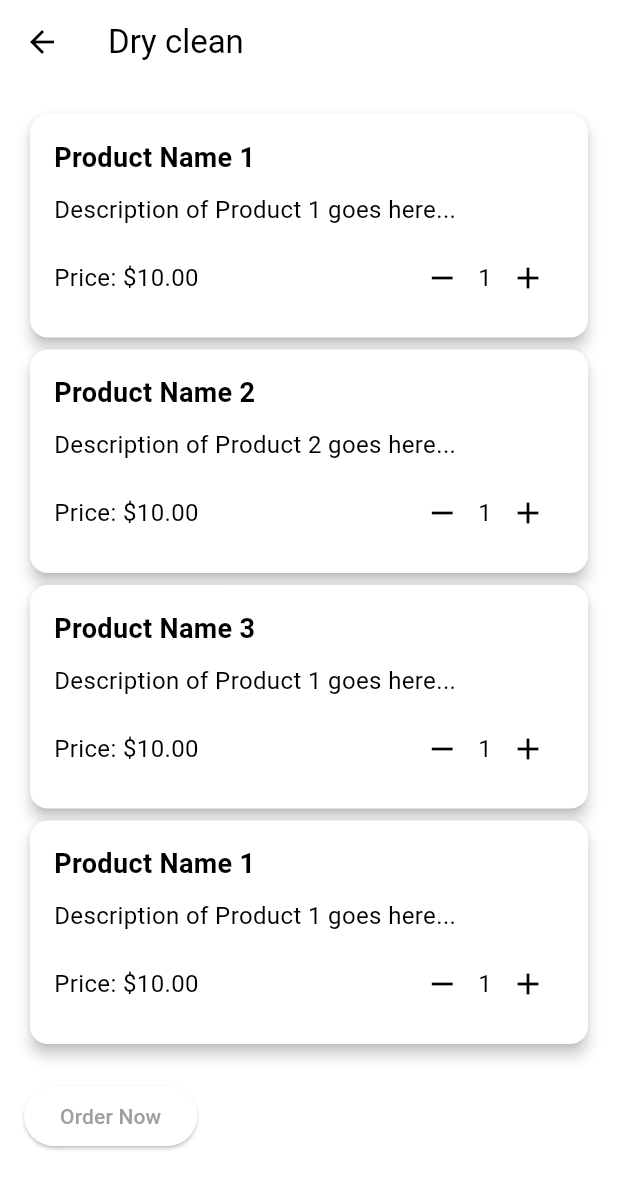
After one commit to codernoob1/wash_out, a Flutter app: the OrderDetails screen opened directly, on a phone screen of 412 x 824 dp. The commit adds this screen. Shown: the top 1189 px of the screen. Run offline on Flutter 3.47's test engine with Material 3 defaults, Android fonts, the phone set to English and light mode, and no system bars; network calls fail.

Commit message:
changes made in the pages

```diff
--- a/lib/pages/home_page.dart
+++ b/lib/pages/home_page.dart
@@ -2,6 +2,7 @@
 
 import 'package:flutter/material.dart';
 import 'package:wash_out/pages/laundry_card.dart';
+import 'package:wash_out/pages/order_details.dart';
 import 'package:wash_out/pages/order_page.dart';
 
 class HomePage extends StatefulWidget {
@@ -71,9 +72,17 @@ class _HomePageState extends State<HomePage> {
           Row(
             mainAxisAlignment: MainAxisAlignment.spaceEvenly,
             children: [
-              CategoryItem(
+              GestureDetector(
+                child: CategoryItem(
                   icon: Icons.local_laundry_service,
                   label: 'Dry Clean',
+                ),
+                onTap: () {
+                  Navigator.push(
+                    context,
+                    MaterialPageRoute(builder: (context) => OrderDetails(text: "Dry clean")),
+                  );
+                },
               ),
               CategoryItem(
                 icon: Icons.local_laundry_service,
@@ -107,14 +116,16 @@ class _HomePageState extends State<HomePage> {
                 crossAxisAlignment: CrossAxisAlignment.stretch,
                 children: [
                   LaundryShopCard(
-                name : "Meghna Laundry Shop",
-                imageUrl: 'https://img.freepik.com/premium-photo/laundry-shop-interior-with-seat-washing-machines_258219-267.jpg',
+                    name: "Meghna Laundry Shop",
+                    imageUrl:
+                        'https://img.freepik.com/premium-photo/laundry-shop-interior-with-seat-washing-machines_258219-267.jpg',
                     rating: 4.5,
                   ),
                   SizedBox(height: 20),
                   LaundryShopCard(
                     name: "Clutchy",
-                imageUrl: 'https://encrypted-tbn0.gstatic.com/images?q=tbn:ANd9GcQxLm4frhiUnraGaKr2Ip_F0xFRfk6cayeCvnuWQ_ft0g&s',
+                    imageUrl:
+                        'https://encrypted-tbn0.gstatic.com/images?q=tbn:ANd9GcQxLm4frhiUnraGaKr2Ip_F0xFRfk6cayeCvnuWQ_ft0g&s',
                     rating: 3.8,
                   ),
                   SizedBox(height: 20),
@@ -125,7 +136,6 @@ class _HomePageState extends State<HomePage> {
           ),
         ],
       ),
-
       bottomNavigationBar: BottomNavigationBar(
         items: const <BottomNavigationBarItem>[
           BottomNavigationBarItem(
@@ -144,7 +154,6 @@ class _HomePageState extends State<HomePage> {
         selectedItemColor: Colors.blue,
         currentIndex: 0,
         onTap: (int index) {
-
           switch (index) {
             case 0:
               break;
--- /dev/null
+++ b/lib/pages/order_details.dart
@@ -0,0 +1,61 @@
+// ignore_for_file: prefer_const_constructors
+
+import 'package:flutter/material.dart';
+import 'package:wash_out/pages/orderitem_card.dart';
+
+class OrderDetails extends StatefulWidget {
+  final String text;
+
+  const OrderDetails({Key? key, required this.text}) : super(key: key);
+
+  @override
+  State<OrderDetails> createState() => _OrderDetailsState();
+}
+
+class _OrderDetailsState extends State<OrderDetails> {
+  @override
+  Widget build(BuildContext context) {
+    return Scaffold(
+      appBar: AppBar(
+        title: Text(widget.text),
+      ),
+      body: Padding(
+        padding: EdgeInsets.all(16.0),
+        child: SingleChildScrollView(
+          child: Column(
+            crossAxisAlignment: CrossAxisAlignment.start,
+            children: [
+              OrderItemCard(
+                productName: 'Product Name 1',
+                description: 'Description of Product 1 goes here...',
+                price: 10.00,
+              ),
+              OrderItemCard(
+                productName: 'Product Name 2',
+                description: 'Description of Product 2 goes here...',
+                price: 10.00,
+              ),
+              OrderItemCard(
+                productName: 'Product Name 3',
+                description: 'Description of Product 1 goes here...',
+                price: 10.00,
+              ),
+              OrderItemCard(
+                productName: 'Product Name 1',
+                description: 'Description of Product 1 goes here...',
+                price: 10.00,
+              ),
+              SizedBox(height: 20),
+              ElevatedButton(
+                onPressed: () {
+                  // Implement order now functionality
+                },
+                child: Text('Order Now'),
+              ),
+            ],
+          ),
+        ),
+      ),
+    );
+  }
+}
--- /dev/null
+++ b/lib/pages/orderitem_card.dart
@@ -0,0 +1,81 @@
+import 'package:flutter/material.dart';
+class OrderItemCard extends StatefulWidget {
+  final String productName;
+  final String description;
+  final double price;
+
+  const OrderItemCard({
+    Key? key,
+    required this.productName,
+    required this.description,
+    required this.price,
+  }) : super(key: key);
+
+  @override
+  _OrderItemCardState createState() => _OrderItemCardState();
+}
+
+class _OrderItemCardState extends State<OrderItemCard> {
+  int quantity = 1;
+
+  @override
+  Widget build(BuildContext context) {
+    return Card(
+      elevation: 4,
+      child: Padding(
+        padding: EdgeInsets.all(16.0),
+        child: Column(
+          crossAxisAlignment: CrossAxisAlignment.start,
+          children: [
+            Text(
+              widget.productName,
+              style: TextStyle(
+                fontSize: 18,
+                fontWeight: FontWeight.bold,
+              ),
+            ),
+            SizedBox(height: 10),
+            Text(
+              widget.description,
+              style: TextStyle(fontSize: 16),
+            ),
+            SizedBox(height: 10),
+            Row(
+              mainAxisAlignment: MainAxisAlignment.spaceBetween,
+              children: [
+                Text(
+                  'Price: \$${widget.price.toStringAsFixed(2)}',
+                  style: TextStyle(fontSize: 16),
+                ),
+                Row(
+                  children: [
+                    IconButton(
+                      onPressed: () {
+                        setState(() {
+                          if (quantity > 1) quantity--;
+                        });
+                      },
+                      icon: Icon(Icons.remove),
+                    ),
+                    Text(
+                      quantity.toString(),
+                      style: TextStyle(fontSize: 16),
+                    ),
+                    IconButton(
+                      onPressed: () {
+                        setState(() {
+                          quantity++;
+                        });
+                      },
+                      icon: Icon(Icons.add),
+                    ),
+                  ],
+                ),
+              ],
+            ),
+          ],
+        ),
+      ),
+    );
+  }
+}
```
Lines whose indentation alone changed are shown as unchanged.
